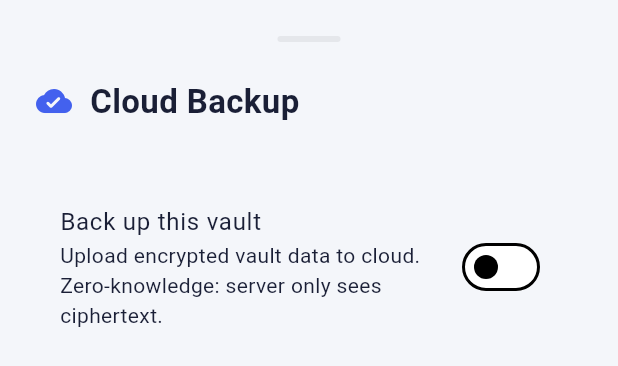
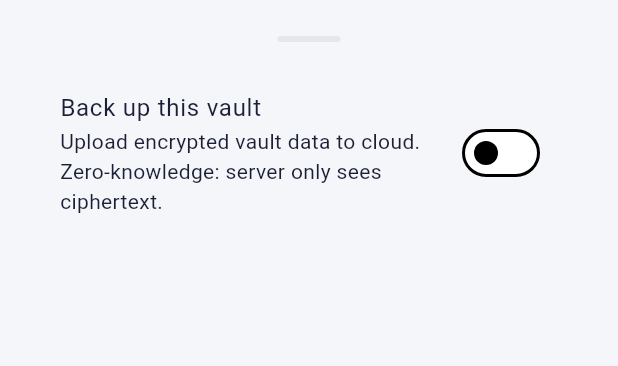
Before and after one commit to xAfterLife/502-EmA, a Flutter app: the _CloudSheet widget shown alone on an empty page, opened directly with empty values, on a phone screen of 412 x 824 dp. Shown: the top 366 px of the screen. Run offline on Flutter 3.47's test engine with Material 3 defaults, Android fonts, the phone set to English and light mode, and no system bars; our stand-ins replace equatable, file_picker, flutter_bloc, flutter_secure_storage, get_it, go_router and 4 more; missing offline and left inert: cryptography; accounts and stored records are empty.

Commit message:
Update cloud files

```diff
--- a/min_vault/lib/features/cloud_backup/cloud_sheet.dart
+++ b/min_vault/lib/features/cloud_backup/cloud_sheet.dart
@@ -9,12 +9,6 @@ import 'package:min_vault/features/cloud_backup/cloud_sync_state.dart';
 import 'package:min_vault/features/vaults/vault.dart';
 import 'package:min_vault/features/vaults/vault_cubit.dart';
 
-/// Per-vault contextual cloud popup — replaces a separate backup screen.
-///
-/// Three states:
-/// - Not signed in → "Sign in to enable cloud backup" button
-/// - Signed in, disabled → Switch "Back up this vault" → on enable: zip + upload
-/// - Signed in, enabled → last-synced timestamp + "Sync now" + "Remove from cloud"
 void showCloudSheet(BuildContext context, Vault vault) {
   showModalBottomSheet(
     context: context,
@@ -65,33 +59,6 @@ class _CloudSheet extends StatelessWidget {
             ),
           ),
           const SizedBox(height: 24),
-          Row(
-            children: [
-              Icon(
-                signedIn ? Icons.cloud_done_rounded : Icons.cloud_outlined,
-                color: signedIn
-                    ? AppTheme.accentColor
-                    : AppTheme.textSecondaryColor,
-              ),
-              const SizedBox(width: 12),
-              Expanded(
-                child: Text(
-                  'Cloud Backup',
-                  style: TextStyle(
-                    fontSize: 22,
-                    fontWeight: FontWeight.w700,
-                    color: AppTheme.textPrimaryColor,
-                  ),
-                ),
-              ),
-            ],
-          ),
-          const SizedBox(height: 4),
-          Text(
-            vault.name,
-            style: TextStyle(fontSize: 14, color: AppTheme.textSecondaryColor),
-          ),
-          const SizedBox(height: 20),
 
           if (!signedIn)
             _NotSignedInSection()
--- a/min_vault/lib/features/cloud_backup/cloud_sync_cubit.dart
+++ b/min_vault/lib/features/cloud_backup/cloud_sync_cubit.dart
@@ -72,7 +72,7 @@ class CloudSyncCubit extends Cubit<CloudSyncState> {
 
     try {
       final zipBytes = await _backupRepo.buildExportZip(folderName);
-      await _backupRepo.uploadBackup(folderName, zipBytes);
+      await _backupRepo.updateBackup(folderName, zipBytes);
 
       final now = DateTime.now();
       await _vaultRepo.updateCloudMeta(
```
Also changed, not shown: min_vault/lib/features/cloud_backup/backup_repository.dart (+18 -12 lines), min_vault/lib/features/vaults/vault_list_screen.dart (+26 -11 lines).
